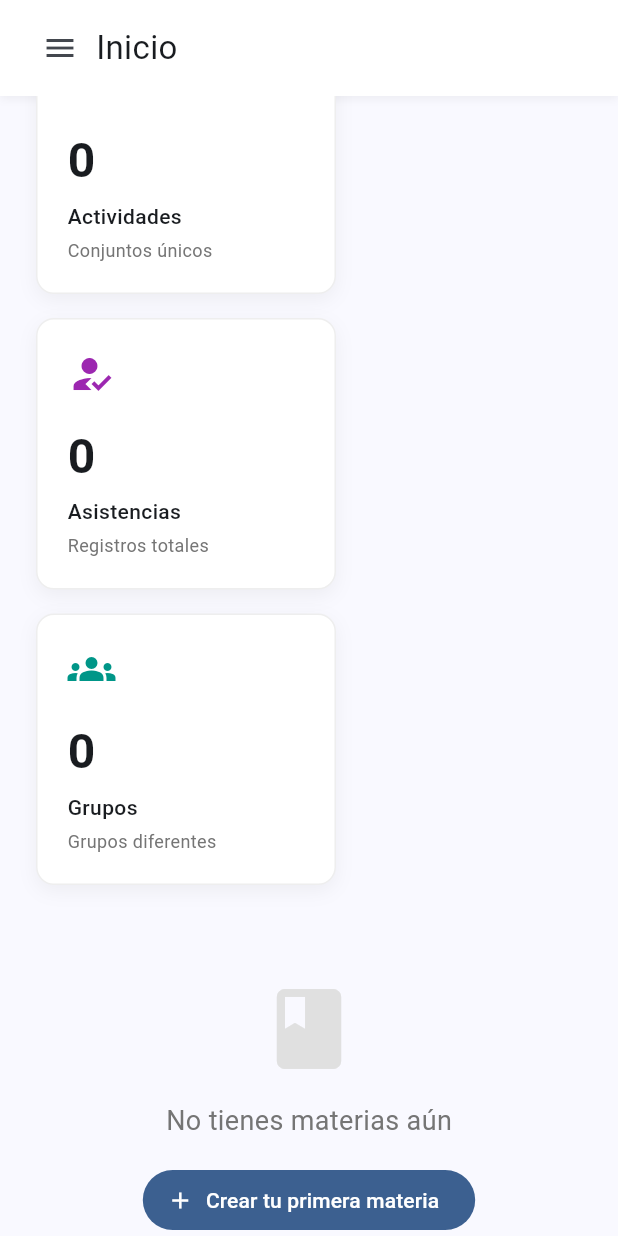
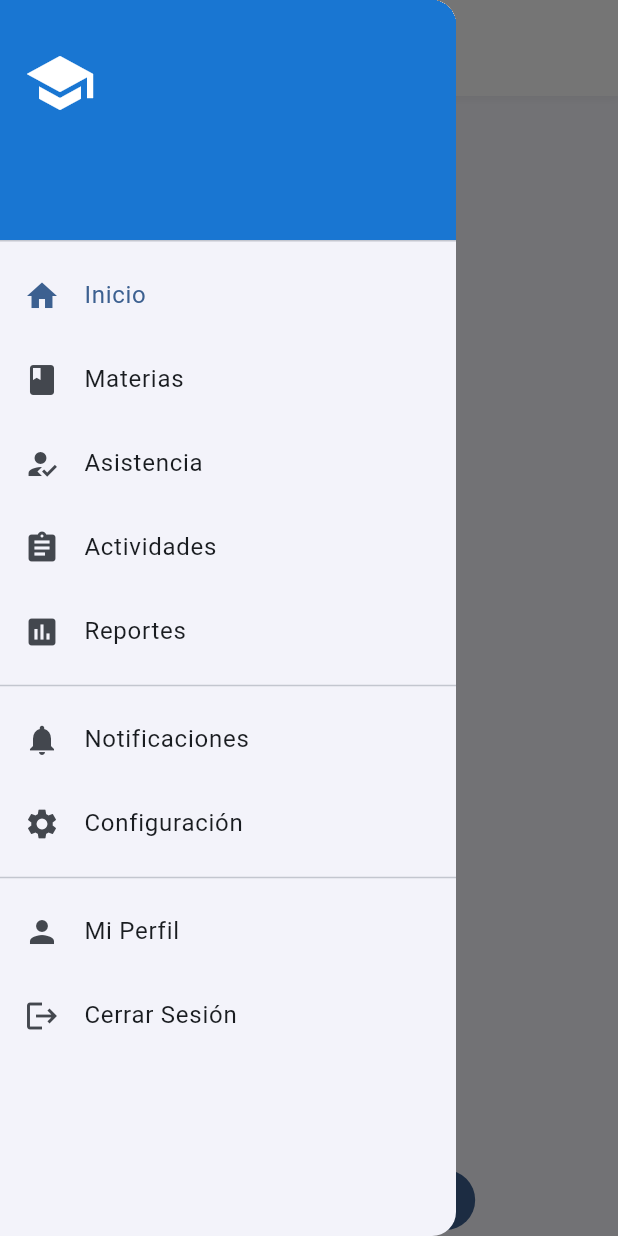
Before and after one commit to Brini2712/cuaderno_profesor, a Flutter app: the ProfesorHomeScreen screen opened directly, scrolled down 576 dp, after a tap on the "menu" icon, on a phone screen of 412 x 824 dp. Run offline on Flutter 3.47's test engine with Material 3 defaults, Android fonts, the light colour scheme and no system bars; our stand-ins replace cloud_firestore, csv, file_picker, firebase_auth, firebase_core, firebase_storage and 8 more; missing offline and left inert: dart:html; accounts and stored records are empty.

```diff
--- a/lib/screens/profesor_home_screen.dart
+++ b/lib/screens/profesor_home_screen.dart
@@ -420,12 +420,14 @@ class _ProfesorHomeScreenState extends State<ProfesorHomeScreen> {
                       child: Row(
                         children: [
                           if (isMobile)
-                            IconButton(
-                              icon: const Icon(Icons.menu),
-                              onPressed: () {
-                                Scaffold.of(context).openDrawer();
-                              },
-                              tooltip: 'Menú',
+                            Builder(
+                              builder: (ctx) => IconButton(
+                                icon: const Icon(Icons.menu),
+                                onPressed: () {
+                                  Scaffold.of(ctx).openDrawer();
+                                },
+                                tooltip: 'Menú',
+                              ),
                             ),
                           Text(
                             _getTituloPorSeccion(),
```
